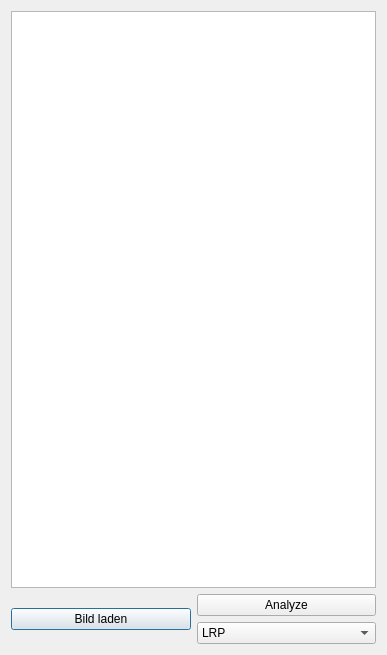
Old version of the form FRAMEWORK/TestUI.ui in the repository DevTimBo/DEEPL-Project.
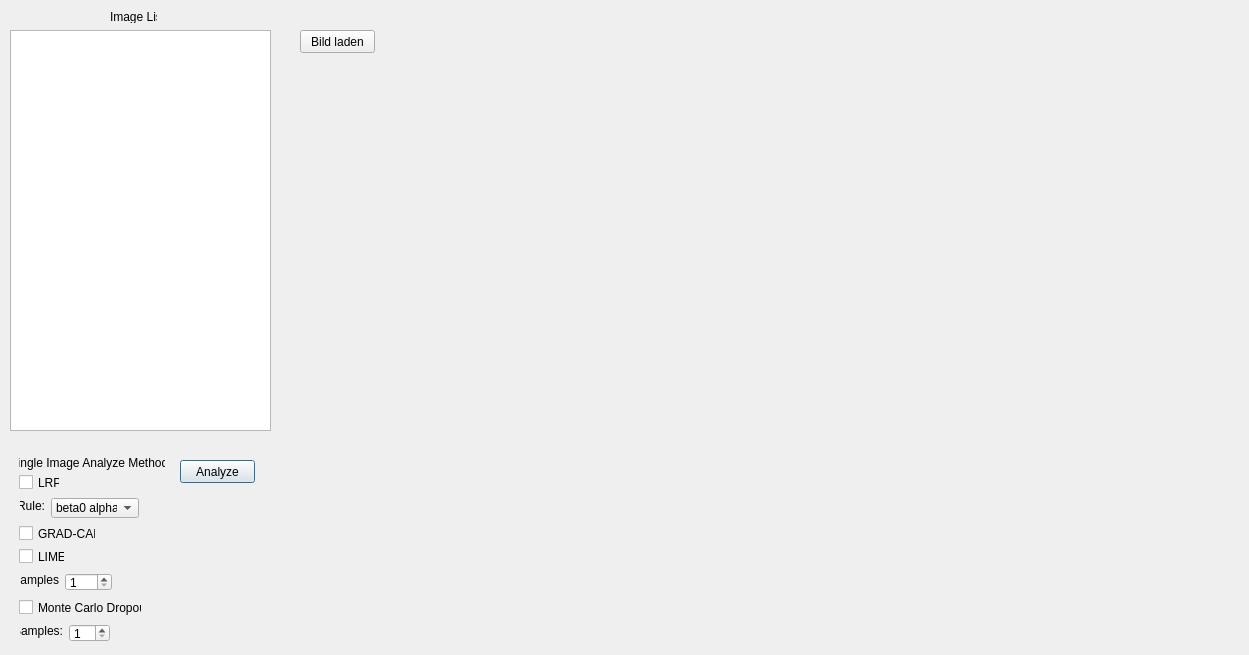
New version of the form.

Diff of the .ui file:
```diff
--- a/FRAMEWORK/TestUI.ui
+++ b/FRAMEWORK/TestUI.ui
@@ -6,7 +6,7 @@
    <rect>
     <x>0</x>
     <y>0</y>
-    <width>387</width>
+    <width>1249</width>
     <height>655</height>
    </rect>
   </property>
@@ -28,61 +28,234 @@
   <property name="sizeGripEnabled">
    <bool>false</bool>
   </property>
-  <layout class="QVBoxLayout" name="verticalLayout_4" stretch="10,0">
+  <widget class="QLabel" name="label_5">
+   <property name="geometry">
+    <rect>
+     <x>110</x>
+     <y>10</y>
+     <width>47</width>
+     <height>13</height>
+    </rect>
+   </property>
+   <property name="text">
+    <string>Image List</string>
+   </property>
+  </widget>
+  <widget class="QLabel" name="label">
+   <property name="geometry">
+    <rect>
+     <x>19</x>
+     <y>455</y>
+     <width>146</width>
+     <height>16</height>
+    </rect>
+   </property>
+   <property name="layoutDirection">
+    <enum>Qt::LeftToRight</enum>
+   </property>
+   <property name="text">
+    <string>Single Image Analyze Methods</string>
+   </property>
+   <property name="alignment">
+    <set>Qt::AlignCenter</set>
+   </property>
+  </widget>
+  <widget class="QCheckBox" name="checkBoxLRP">
+   <property name="geometry">
+    <rect>
+     <x>19</x>
+     <y>474</y>
+     <width>41</width>
+     <height>17</height>
+    </rect>
+   </property>
+   <property name="text">
+    <string>LRP</string>
+   </property>
+  </widget>
+  <widget class="QCheckBox" name="checkBox_3">
+   <property name="geometry">
+    <rect>
+     <x>19</x>
+     <y>525</y>
+     <width>77</width>
+     <height>17</height>
+    </rect>
+   </property>
+   <property name="text">
+    <string>GRAD-CAM</string>
+   </property>
+  </widget>
+  <widget class="QCheckBox" name="checkBox_2">
+   <property name="geometry">
+    <rect>
+     <x>19</x>
+     <y>599</y>
+     <width>123</width>
+     <height>17</height>
+    </rect>
+   </property>
+   <property name="text">
+    <string>Monte Carlo Dropout</string>
+   </property>
+  </widget>
+  <widget class="QCheckBox" name="checkBox_4">
+   <property name="geometry">
+    <rect>
+     <x>19</x>
+     <y>548</y>
+     <width>46</width>
+     <height>17</height>
+    </rect>
+   </property>
+   <property name="text">
+    <string>LIME</string>
+   </property>
+  </widget>
+  <widget class="QPushButton" name="pushButtonK">
+   <property name="geometry">
+    <rect>
+     <x>180</x>
+     <y>460</y>
+     <width>75</width>
+     <height>23</height>
+    </rect>
+   </property>
+   <property name="text">
+    <string>Analyze</string>
+   </property>
+  </widget>
+  <widget class="QPushButton" name="pushButtonL">
+   <property name="geometry">
+    <rect>
+     <x>300</x>
+     <y>30</y>
+     <width>75</width>
+     <height>23</height>
+    </rect>
+   </property>
+   <property name="text">
+    <string>Bild laden</string>
+   </property>
+  </widget>
+  <widget class="QListWidget" name="image_list_widget">
+   <property name="geometry">
+    <rect>
+     <x>10</x>
+     <y>30</y>
+     <width>261</width>
+     <height>401</height>
+    </rect>
+   </property>
+  </widget>
+  <widget class="QComboBox" name="comboBox">
+   <property name="geometry">
+    <rect>
+     <x>51</x>
+     <y>498</y>
+     <width>88</width>
+     <height>20</height>
+    </rect>
+   </property>
    <item>
-    <layout class="QHBoxLayout" name="horizontalLayout">
-     <property name="sizeConstraint">
-      <enum>QLayout::SetMaximumSize</enum>
-     </property>
-     <item>
-      <widget class="QListWidget" name="image_list_widget"/>
-     </item>
-    </layout>
+    <property name="text">
+     <string>beta0 alpha1</string>
+    </property>
    </item>
    <item>
-    <layout class="QHBoxLayout" name="horizontalLayout_8">
-     <property name="sizeConstraint">
-      <enum>QLayout::SetMaximumSize</enum>
-     </property>
-     <item>
-      <layout class="QVBoxLayout" name="verticalLayout_3">
-       <item>
-        <widget class="QPushButton" name="pushButtonL">
-         <property name="text">
-          <string>Bild laden</string>
-         </property>
-        </widget>
-       </item>
-      </layout>
-     </item>
-     <item>
-      <layout class="QVBoxLayout" name="verticalLayout_2">
-       <item>
-        <widget class="QPushButton" name="pushButtonK">
-         <property name="text">
-          <string>Analyze</string>
-         </property>
-        </widget>
-       </item>
-       <item>
-        <widget class="QComboBox" name="comboBox">
-         <item>
-          <property name="text">
-           <string>LRP</string>
-          </property>
-         </item>
-         <item>
-          <property name="text">
-           <string>LIME</string>
-          </property>
-         </item>
-        </widget>
-       </item>
-      </layout>
-     </item>
-    </layout>
+    <property name="text">
+     <string>presetA</string>
+    </property>
    </item>
-  </layout>
+   <item>
+    <property name="text">
+     <string/>
+    </property>
+   </item>
+  </widget>
+  <widget class="QLabel" name="label_2">
+   <property name="geometry">
+    <rect>
+     <x>20</x>
+     <y>498</y>
+     <width>25</width>
+     <height>16</height>
+    </rect>
+   </property>
+   <property name="text">
+    <string>Rule:</string>
+   </property>
+   <property name="alignment">
+    <set>Qt::AlignRight|Qt::AlignTrailing|Qt::AlignVCenter</set>
+   </property>
+  </widget>
+  <widget class="QLabel" name="label_4">
+   <property name="geometry">
+    <rect>
+     <x>20</x>
+     <y>572</y>
+     <width>39</width>
+     <height>16</height>
+    </rect>
+   </property>
+   <property name="text">
+    <string>Samples</string>
+   </property>
+   <property name="alignment">
+    <set>Qt::AlignRight|Qt::AlignTrailing|Qt::AlignVCenter</set>
+   </property>
+  </widget>
+  <widget class="QSpinBox" name="spinBox">
+   <property name="geometry">
+    <rect>
+     <x>65</x>
+     <y>573</y>
+     <width>47</width>
+     <height>18</height>
+    </rect>
+   </property>
+   <property name="minimum">
+    <number>1</number>
+   </property>
+   <property name="maximum">
+    <number>2000</number>
+   </property>
+   <property name="singleStep">
+    <number>50</number>
+   </property>
+  </widget>
+  <widget class="QLabel" name="label_3">
+   <property name="geometry">
+    <rect>
+     <x>20</x>
+     <y>623</y>
+     <width>43</width>
+     <height>16</height>
+    </rect>
+   </property>
+   <property name="text">
+    <string>Samples:</string>
+   </property>
+   <property name="alignment">
+    <set>Qt::AlignRight|Qt::AlignTrailing|Qt::AlignVCenter</set>
+   </property>
+  </widget>
+  <widget class="QSpinBox" name="spinBox_2">
+   <property name="geometry">
+    <rect>
+     <x>69</x>
+     <y>624</y>
+     <width>41</width>
+     <height>18</height>
+    </rect>
+   </property>
+   <property name="minimum">
+    <number>1</number>
+   </property>
+   <property name="maximum">
+    <number>100</number>
+   </property>
+  </widget>
  </widget>
  <resources/>
  <connections/>
```
